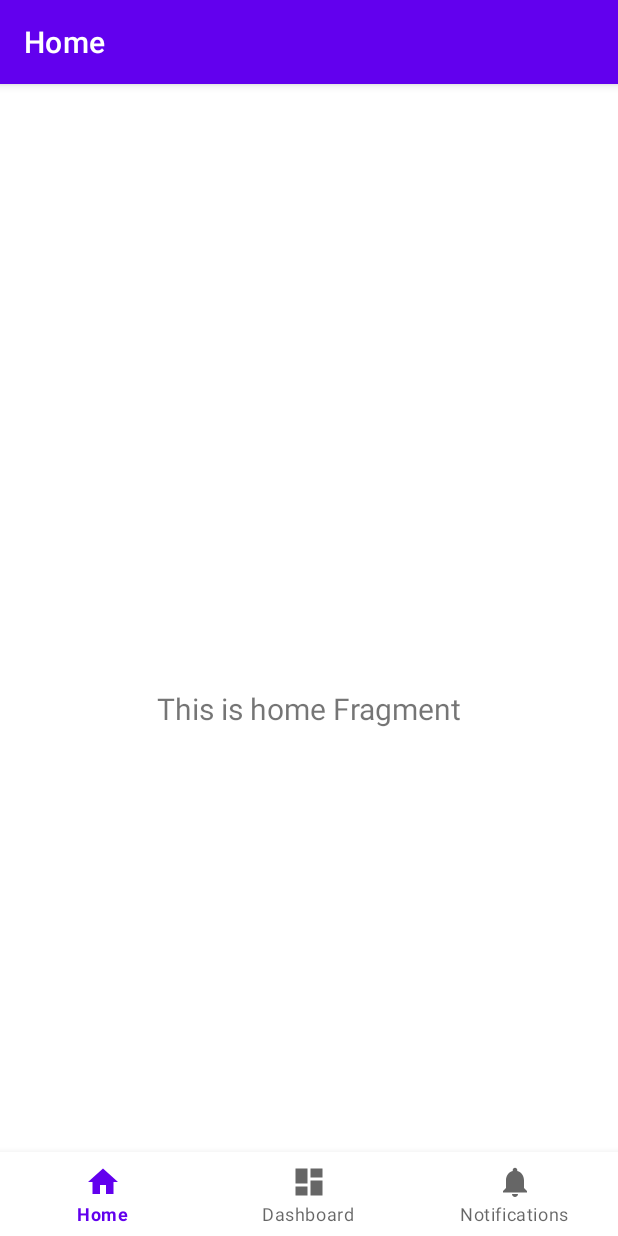
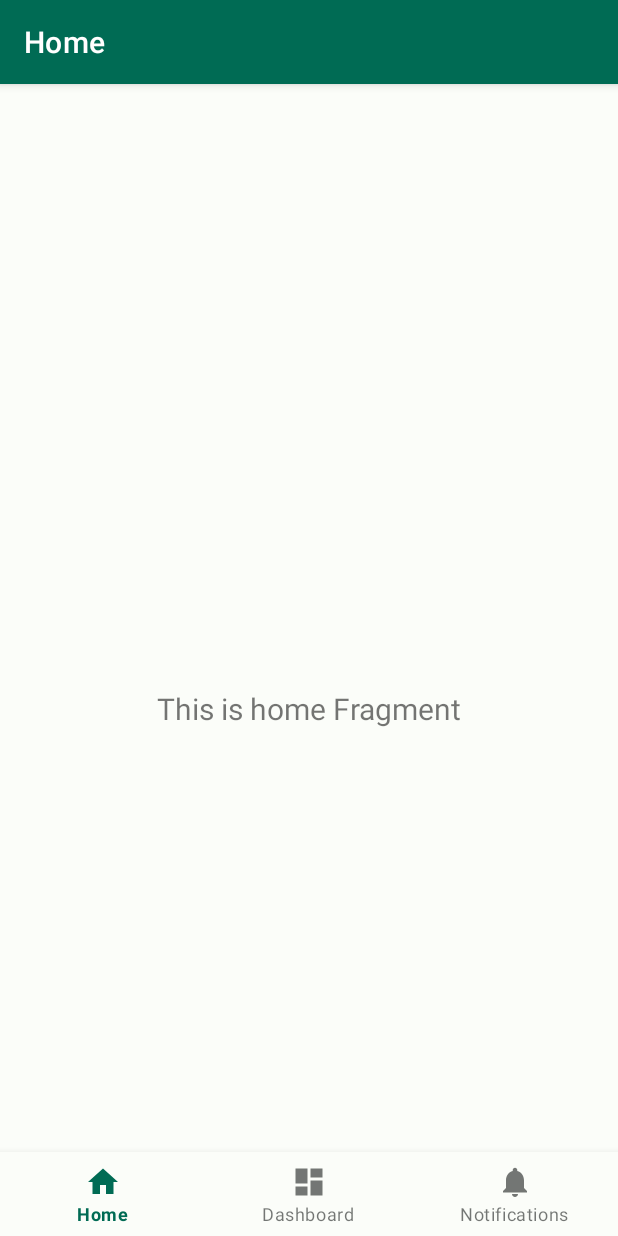
Before and after one commit to ARomygithub/FarmTrade-Android-app, an Android app: the screen it shows after launch (MainActivity), on a phone screen of 412 x 824 dp. Run offline under Robolectric (Android 15) with nearby library versions, the phone set to English and light mode, and no system bars; our stand-ins replace navigation-ui.

Commit message:
design system

```diff
--- a/app/src/main/AndroidManifest.xml
+++ b/app/src/main/AndroidManifest.xml
@@ -6,9 +6,9 @@
         android:allowBackup="true"
         android:dataExtractionRules="@xml/data_extraction_rules"
         android:fullBackupContent="@xml/backup_rules"
-        android:icon="@mipmap/ic_launcher"
+        android:icon="@drawable/tradefarm"
         android:label="@string/app_name"
-        android:roundIcon="@mipmap/ic_launcher_round"
+        android:roundIcon="@drawable/tradefarm"
         android:supportsRtl="true"
         android:theme="@style/Theme.FarmTrade"
         tools:targetApi="31">
--- a/app/src/main/res/values-night/themes.xml
+++ b/app/src/main/res/values-night/themes.xml
@@ -1,14 +1,32 @@
 <resources xmlns:tools="http://schemas.android.com/tools">
     <!-- Base application theme. -->
     <style name="Theme.FarmTrade" parent="Theme.MaterialComponents.DayNight.DarkActionBar">
-        <!-- Primary brand color. -->
-        <item name="colorPrimary">@color/purple_200</item>
-        <item name="colorPrimaryVariant">@color/purple_700</item>
-        <item name="colorOnPrimary">@color/black</item>
-        <!-- Secondary brand color. -->
-        <item name="colorSecondary">@color/teal_200</item>
-        <item name="colorSecondaryVariant">@color/teal_200</item>
-        <item name="colorOnSecondary">@color/black</item>
+        <item name="colorPrimary">@color/md_theme_dark_primary</item>
+        <item name="colorOnPrimary">@color/md_theme_dark_onPrimary</item>
+        <item name="colorPrimaryContainer">@color/md_theme_dark_primaryContainer</item>
+        <item name="colorOnPrimaryContainer">@color/md_theme_dark_onPrimaryContainer</item>
+        <item name="colorSecondary">@color/md_theme_dark_secondary</item>
+        <item name="colorOnSecondary">@color/md_theme_dark_onSecondary</item>
+        <item name="colorSecondaryContainer">@color/md_theme_dark_secondaryContainer</item>
+        <item name="colorOnSecondaryContainer">@color/md_theme_dark_onSecondaryContainer</item>
+        <item name="colorTertiary">@color/md_theme_dark_tertiary</item>
+        <item name="colorOnTertiary">@color/md_theme_dark_onTertiary</item>
+        <item name="colorTertiaryContainer">@color/md_theme_dark_tertiaryContainer</item>
+        <item name="colorOnTertiaryContainer">@color/md_theme_dark_onTertiaryContainer</item>
+        <item name="colorError">@color/md_theme_dark_error</item>
+        <item name="colorOnError">@color/md_theme_dark_onError</item>
+        <item name="colorErrorContainer">@color/md_theme_dark_errorContainer</item>
+        <item name="colorOnErrorContainer">@color/md_theme_dark_onErrorContainer</item>
+        <item name="colorOutline">@color/md_theme_dark_outline</item>
+        <item name="android:colorBackground">@color/md_theme_dark_background</item>
+        <item name="colorOnBackground">@color/md_theme_dark_onBackground</item>
+        <item name="colorSurface">@color/md_theme_dark_surface</item>
+        <item name="colorOnSurface">@color/md_theme_dark_onSurface</item>
+        <item name="colorSurfaceVariant">@color/md_theme_dark_surfaceVariant</item>
+        <item name="colorOnSurfaceVariant">@color/md_theme_dark_onSurfaceVariant</item>
+        <item name="colorSurfaceInverse">@color/md_theme_dark_inverseSurface</item>
+        <item name="colorOnSurfaceInverse">@color/md_theme_dark_inverseOnSurface</item>
+        <item name="colorPrimaryInverse">@color/md_theme_dark_inversePrimary</item>
         <!-- Status bar color. -->
         <item name="android:statusBarColor">?attr/colorPrimaryVariant</item>
         <!-- Customize your theme here. -->
--- a/app/src/main/res/values/colors.xml
+++ b/app/src/main/res/values/colors.xml
@@ -7,4 +7,66 @@
     <color name="teal_700">#FF018786</color>
     <color name="black">#FF000000</color>
     <color name="white">#FFFFFFFF</color>
+
+    <color name="seed">#DEF8EC</color>
+    <color name="md_theme_light_primary">#006B54</color>
+    <color name="md_theme_light_onPrimary">#FFFFFF</color>
+    <color name="md_theme_light_primaryContainer">#80F8D2</color>
+    <color name="md_theme_light_onPrimaryContainer">#002118</color>
+    <color name="md_theme_light_secondary">#4B635A</color>
+    <color name="md_theme_light_onSecondary">#FFFFFF</color>
+    <color name="md_theme_light_secondaryContainer">#CEE9DC</color>
+    <color name="md_theme_light_onSecondaryContainer">#082018</color>
+    <color name="md_theme_light_tertiary">#406376</color>
+    <color name="md_theme_light_onTertiary">#FFFFFF</color>
+    <color name="md_theme_light_tertiaryContainer">#C3E8FE</color>
+    <color name="md_theme_light_onTertiaryContainer">#001E2C</color>
+    <color name="md_theme_light_error">#BA1A1A</color>
+    <color name="md_theme_light_onError">#FFFFFF</color>
+    <color name="md_theme_light_errorContainer">#FFDAD6</color>
+    <color name="md_theme_light_onErrorContainer">#410002</color>
+    <color name="md_theme_light_outline">#707974</color>
+    <color name="md_theme_light_background">#FBFDF9</color>
+    <color name="md_theme_light_onBackground">#191C1B</color>
+    <color name="md_theme_light_surface">#F8FAF7</color>
+    <color name="md_theme_light_onSurface">#191C1B</color>
+    <color name="md_theme_light_surfaceVariant">#DBE5DF</color>
+    <color name="md_theme_light_onSurfaceVariant">#3F4945</color>
+    <color name="md_theme_light_inverseSurface">#2E312F</color>
+    <color name="md_theme_light_inverseOnSurface">#EFF1EE</color>
+    <color name="md_theme_light_inversePrimary">#62DBB7</color>
+    <color name="md_theme_light_shadow">#000000</color>
+    <color name="md_theme_light_surfaceTint">#006B54</color>
+    <color name="md_theme_light_outlineVariant">#BFC9C3</color>
+    <color name="md_theme_light_scrim">#000000</color>
+    <color name="md_theme_dark_primary">#62DBB7</color>
+    <color name="md_theme_dark_onPrimary">#00382A</color>
+    <color name="md_theme_dark_primaryContainer">#00513F</color>
+    <color name="md_theme_dark_onPrimaryContainer">#80F8D2</color>
+    <color name="md_theme_dark_secondary">#B2CCC1</color>
+    <color name="md_theme_dark_onSecondary">#1E352D</color>
+    <color name="md_theme_dark_secondaryContainer">#344C43</color>
+    <color name="md_theme_dark_onSecondaryContainer">#CEE9DC</color>
+    <color name="md_theme_dark_tertiary">#A8CBE1</color>
+    <color name="md_theme_dark_onTertiary">#0C3446</color>
+    <color name="md_theme_dark_tertiaryContainer">#274B5D</color>
+    <color name="md_theme_dark_onTertiaryContainer">#C3E8FE</color>
+    <color name="md_theme_dark_error">#FFB4AB</color>
+    <color name="md_theme_dark_onError">#690005</color>
+    <color name="md_theme_dark_errorContainer">#93000A</color>
+    <color name="md_theme_dark_onErrorContainer">#FFDAD6</color>
+    <color name="md_theme_dark_outline">#89938E</color>
+    <color name="md_theme_dark_background">#191C1B</color>
+    <color name="md_theme_dark_onBackground">#E1E3E0</color>
+    <color name="md_theme_dark_surface">#111413</color>
+    <color name="md_theme_dark_onSurface">#C4C7C4</color>
+    <color name="md_theme_dark_surfaceVariant">#3F4945</color>
+    <color name="md_theme_dark_onSurfaceVariant">#BFC9C3</color>
+    <color name="md_theme_dark_inverseSurface">#E1E3E0</color>
+    <color name="md_theme_dark_inverseOnSurface">#191C1B</color>
+    <color name="md_theme_dark_inversePrimary">#006B54</color>
+    <color name="md_theme_dark_shadow">#000000</color>
+    <color name="md_theme_dark_surfaceTint">#62DBB7</color>
+    <color name="md_theme_dark_outlineVariant">#3F4945</color>
+    <color name="md_theme_dark_scrim">#000000</color>
 </resources>
--- a/app/src/main/res/values/themes.xml
+++ b/app/src/main/res/values/themes.xml
@@ -1,14 +1,32 @@
 <resources xmlns:tools="http://schemas.android.com/tools">
     <!-- Base application theme. -->
     <style name="Theme.FarmTrade" parent="Theme.MaterialComponents.DayNight.DarkActionBar">
-        <!-- Primary brand color. -->
-        <item name="colorPrimary">@color/purple_500</item>
-        <item name="colorPrimaryVariant">@color/purple_700</item>
-        <item name="colorOnPrimary">@color/white</item>
-        <!-- Secondary brand color. -->
-        <item name="colorSecondary">@color/teal_200</item>
-        <item name="colorSecondaryVariant">@color/teal_700</item>
-        <item name="colorOnSecondary">@color/black</item>
+        <item name="colorPrimary">@color/md_theme_light_primary</item>
+        <item name="colorOnPrimary">@color/md_theme_light_onPrimary</item>
+        <item name="colorPrimaryContainer">@color/md_theme_light_primaryContainer</item>
+        <item name="colorOnPrimaryContainer">@color/md_theme_light_onPrimaryContainer</item>
+        <item name="colorSecondary">@color/md_theme_light_secondary</item>
+        <item name="colorOnSecondary">@color/md_theme_light_onSecondary</item>
+        <item name="colorSecondaryContainer">@color/md_theme_light_secondaryContainer</item>
+        <item name="colorOnSecondaryContainer">@color/md_theme_light_onSecondaryContainer</item>
+        <item name="colorTertiary">@color/md_theme_light_tertiary</item>
+        <item name="colorOnTertiary">@color/md_theme_light_onTertiary</item>
+        <item name="colorTertiaryContainer">@color/md_theme_light_tertiaryContainer</item>
+        <item name="colorOnTertiaryContainer">@color/md_theme_light_onTertiaryContainer</item>
+        <item name="colorError">@color/md_theme_light_error</item>
+        <item name="colorOnError">@color/md_theme_light_onError</item>
+        <item name="colorErrorContainer">@color/md_theme_light_errorContainer</item>
+        <item name="colorOnErrorContainer">@color/md_theme_light_onErrorContainer</item>
+        <item name="colorOutline">@color/md_theme_light_outline</item>
+        <item name="android:colorBackground">@color/md_theme_light_background</item>
+        <item name="colorOnBackground">@color/md_theme_light_onBackground</item>
+        <item name="colorSurface">@color/md_theme_light_surface</item>
+        <item name="colorOnSurface">@color/md_theme_light_onSurface</item>
+        <item name="colorSurfaceVariant">@color/md_theme_light_surfaceVariant</item>
+        <item name="colorOnSurfaceVariant">@color/md_theme_light_onSurfaceVariant</item>
+        <item name="colorSurfaceInverse">@color/md_theme_light_inverseSurface</item>
+        <item name="colorOnSurfaceInverse">@color/md_theme_light_inverseOnSurface</item>
+        <item name="colorPrimaryInverse">@color/md_theme_light_inversePrimary</item>
         <!-- Status bar color. -->
         <item name="android:statusBarColor">?attr/colorPrimaryVariant</item>
         <!-- Customize your theme here. -->
--- a/build.gradle.kts
+++ b/build.gradle.kts
@@ -3,4 +3,5 @@ plugins {
     id("com.android.application") version "8.1.1" apply false
     id("org.jetbrains.kotlin.android") version "1.9.0" apply false
     id("com.google.devtools.ksp") version "1.9.0-1.0.13" apply false
+    id("com.google.dagger.hilt.android") version "2.48.1" apply false
 }
```
Also changed, not shown: app/build.gradle.kts (+5 -2 lines), app/src/main/res/drawable/tradefarm.xml (added, +33 -0 lines), app/src/main/res/font/inter_black.ttf (added), app/src/main/res/font/inter_bold.ttf (added), app/src/main/res/font/inter_extrabold.ttf (added), app/src/main/res/font/inter_extralight.ttf (added), app/src/main/res/font/inter_light.ttf (added), app/src/main/res/font/inter_medium.ttf (added), app/src/main/res/font/inter_regular.ttf (added), app/src/main/res/font/inter_semibold.ttf (added), app/src/main/res/font/inter_thin.ttf (added), 1 other file.
